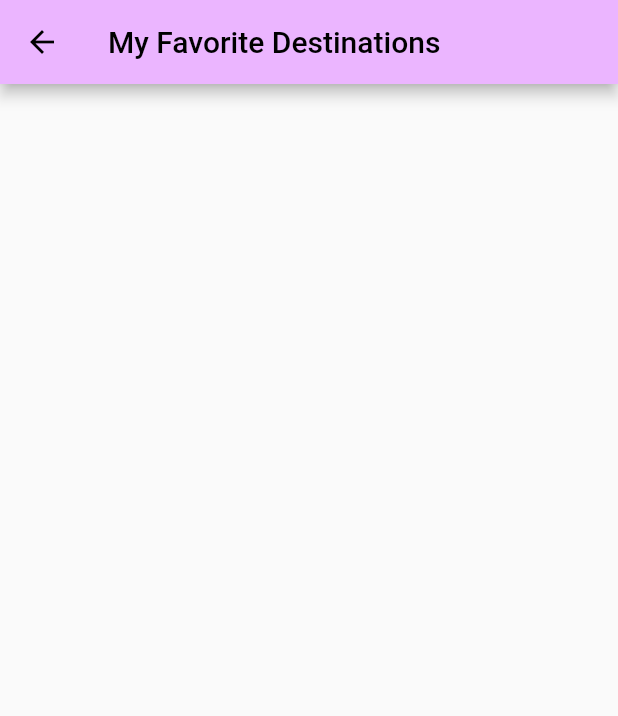
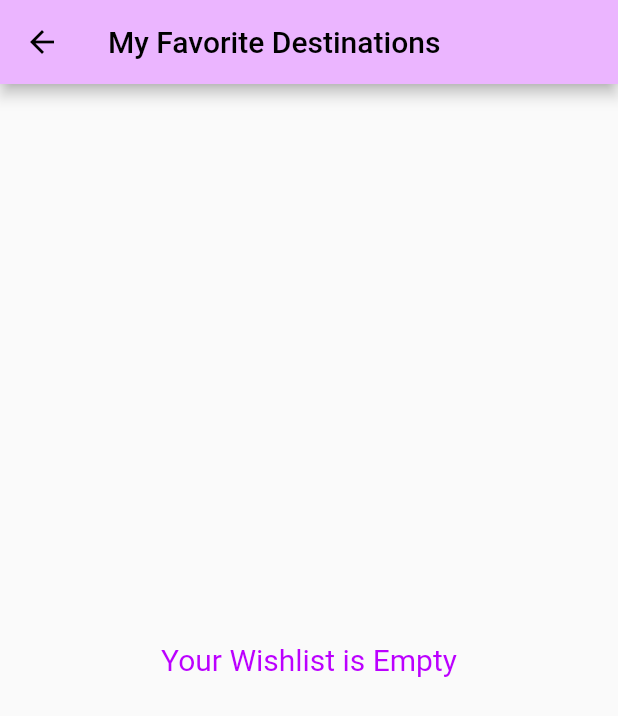
Before and after one commit to cindysintiya/Mobile_Front-End, a Flutter app: the screen it shows after launch, tab 2 chosen, in the side drawer, after a tap on "My Favorite", on a phone screen of 412 x 824 dp. Shown: the top 716 px of the screen. Run offline on Flutter 3.47's test engine with Material 2 defaults, Android fonts, the phone set to English and light mode, and no system bars; our stand-ins replace carousel_slider.

Commit message:
Update M09

```diff
--- a/M09 - Komponen Desain 6 (NavDrawer, TabBar, SheetsBottom)/latihan/lib/screen.dart
+++ b/M09 - Komponen Desain 6 (NavDrawer, TabBar, SheetsBottom)/latihan/lib/screen.dart
@@ -14,32 +14,27 @@ class LatihanScreen extends StatefulWidget {
 class _LatihanScreenState extends State<LatihanScreen> {
   @override
   Widget build(BuildContext context) {
-    bottomSheets(BuildContext context) {
+    final provider = Provider.of<LatihanProvider>(context);
+
+    bottomSheets(BuildContext context, int i) {
       return Builder(builder: (context) {
-        final provider = Provider.of<LatihanProvider>(context);
-        return SingleChildScrollView(
-          child: Column(
-            mainAxisAlignment: MainAxisAlignment.start,
-            crossAxisAlignment: CrossAxisAlignment.center,
-            children: [
-              for (var i=1; i<=5; i++)
-                Padding(
-                  padding: const EdgeInsets.all(8.0),
+        return Padding(
+          padding: const EdgeInsets.fromLTRB(8, 8, 8, 0),
           child: InkWell(
             onDoubleTap: () {
               showBottomSheet(
                 enableDrag: true,
                 backgroundColor: const Color.fromARGB(255, 251, 243, 253),
+                elevation: 10,
                 context: context,
                 builder: (context) {
-                          // final theme = Theme.of(context);
                   return Wrap(
                     children: [
                       TextButton(
                         onPressed: () {provider.wishlist='bg$i.jpg'; Navigator.pop(context);},
                         child: Center(child: Padding(
                           padding: const EdgeInsets.all(15),
-                                  child: Text(provider.wishlist.contains('bg$i.jpg')? 'I hate it!' : 'I like it!', style: const TextStyle(fontSize: 17, color: Color(0xFFBB00FF)),),
+                          child: Text(provider.wishlist.contains('bg$i.jpg')? 'I hate it!' : 'I like it!', style: const TextStyle(fontSize: 18, color: Color(0xFFBB00FF)),),
                         ))
                       ),
                       TextButton(
@@ -54,27 +49,35 @@ class _LatihanScreenState extends State<LatihanScreen> {
                 }
               );
             },
-                    child: Image.asset('assets/bg$i.jpg', width: MediaQuery.of(context).size.width*0.95,),
+            child: Container(
+              decoration: BoxDecoration(
+                border: Border.all(width: 5, color: provider.wishlist.contains('bg$i.jpg')? const Color(0xFFEBB5FF) : const Color.fromARGB(255, 250, 233, 255))
               ),
+              child: !provider.wishlist.contains('bg$i.jpg')?
+                Image.asset('assets/bg$i.jpg', width: MediaQuery.of(context).size.width*0.95,) :
+                Stack(
+                  alignment: AlignmentDirectional.bottomEnd,
+                  children: [
+                    Image.asset('assets/bg$i.jpg', width: MediaQuery.of(context).size.width*0.95,),
+                    const Icon(Icons.favorite_rounded, color: Colors.red, size: 35,)
+                  ]
+                )
             ),
-            ],
           ),
         );
       });
     }
 
-    final provider = Provider.of<LatihanProvider>(context);
-
     return DefaultTabController(
-      length: 4,  // jlh tab nntinya
+      length: 2,  // jlh tab nntinya
       child: Scaffold(
         appBar: AppBar(
           title: const Text('Cindy Sintiya - 211110347'),
           bottom: const TabBar(   // mirip navbar, tp yg diatas
             // isScrollable: true,
             tabs: [
-              Tab(child: Text('Recommendations', textAlign: TextAlign.center,),),
-              Tab(child: Text('Destinations', textAlign: TextAlign.center,),),
+              Tab(text: 'Recommendations',),
+              Tab(text: 'Destinations',),
             ],
           ),
         ),
@@ -133,7 +136,12 @@ class _LatihanScreenState extends State<LatihanScreen> {
               onPressed: () {},
               child: const Text('No Recommendations', style: TextStyle(fontSize: 16, color: Color(0xFFBB00FF)),)
             ),
-            bottomSheets(context)
+            ListView(
+              children: [
+                for (var i=1; i<=5; i++) bottomSheets(context, i),
+                const Padding(padding: EdgeInsets.only(bottom: 8))
+              ],
+            )
           ],
         ),
       ),
--- a/M09 - Komponen Desain 6 (NavDrawer, TabBar, SheetsBottom)/latihan/lib/wishlists.dart
+++ b/M09 - Komponen Desain 6 (NavDrawer, TabBar, SheetsBottom)/latihan/lib/wishlists.dart
@@ -17,19 +17,17 @@ class _MyWishlistState extends State<MyWishlist> {
       appBar: AppBar(
         title: const Text('My Favorite Destinations'),
       ),
-      body: SingleChildScrollView(
-        child: Column(
-          mainAxisAlignment: MainAxisAlignment.start,
-          crossAxisAlignment: CrossAxisAlignment.center,
+      body:  provider.wishlist.isEmpty? const Center(child: Text('Your Wishlist is Empty', style: TextStyle(fontSize: 20, color: Color(0xFFBB00FF)),),) :
+        ListView(
           children: [
             for (var item in provider.wishlist)
               Padding(
                 padding: const EdgeInsets.fromLTRB(8, 8, 8, 0),
                 child: Image.asset('assets/$item', width: MediaQuery.of(context).size.width,),
-              )
+              ),
+            const Padding(padding: EdgeInsets.only(bottom: 8))
           ],
         ),
-      ),
     );
   }
 }
```
Also changed, not shown: M09 - Komponen Desain 6 (NavDrawer, TabBar, SheetsBottom)/latihan/lib/wishlist.dart (deleted, +0 -57 lines). Lines whose indentation alone changed are shown as unchanged.
